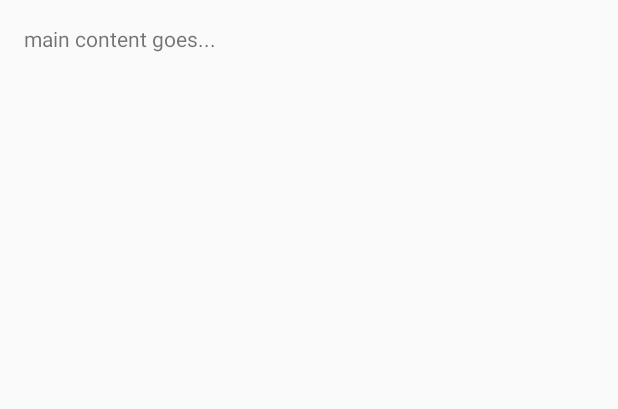
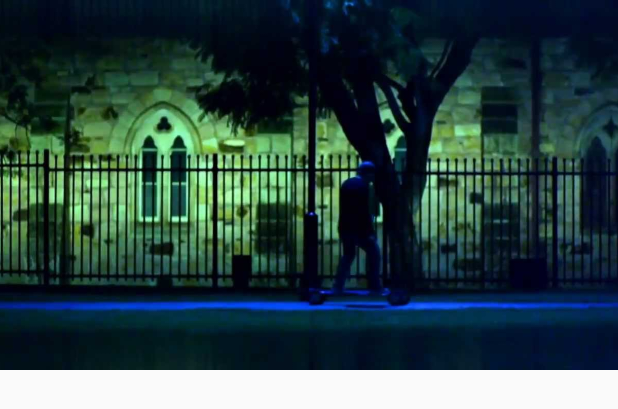
Before and after one commit to kiteflo/eSkate, an Android app: the layout activity_main.xml on its own in the app's theme, with its tools: preview values and no code run, on a phone screen of 412 x 824 dp. Shown: the top 409 px of the screen. Run offline under Robolectric (Android 15) with nearby library versions, the phone set to English and light mode, and no system bars.

Commit message:
started my rides...

```diff
--- a/app/src/main/res/layout/activity_main.xml
+++ b/app/src/main/res/layout/activity_main.xml
@@ -2,15 +2,24 @@
     xmlns:tools="http://schemas.android.com/tools"
     android:layout_width="match_parent"
     android:layout_height="match_parent"
-    android:paddingLeft="@dimen/activity_horizontal_margin"
-    android:paddingRight="@dimen/activity_horizontal_margin"
-    android:paddingTop="@dimen/activity_vertical_margin"
-    android:paddingBottom="@dimen/activity_vertical_margin"
     tools:context=".MyActivity">
 
-    <TextView
-        android:text="main content goes..."
-        android:layout_width="wrap_content"
-        android:layout_height="wrap_content" />
+    <LinearLayout
+        android:layout_width="fill_parent"
+        android:layout_height="fill_parent"
+        android:weightSum="1.0"
+        android:orientation="vertical">
+        <ImageView
+            android:layout_width="fill_parent"
+            android:layout_height="0dp"
+            android:layout_weight="0.3"
+            android:src="@raw/my_ride"
+            android:scaleType="centerCrop"/>
+        <RelativeLayout
+            android:layout_width="fill_parent"
+            android:layout_height="0dp"
+            android:layout_weight="0.7">
+        </RelativeLayout>
+    </LinearLayout>
 
 </RelativeLayout>
```
Also changed, not shown: app/src/main/java/com/sobag/parsetemplate/MainActivity.java (+8 -6 lines), app/src/main/res/raw/my_ride.jpg (added).
